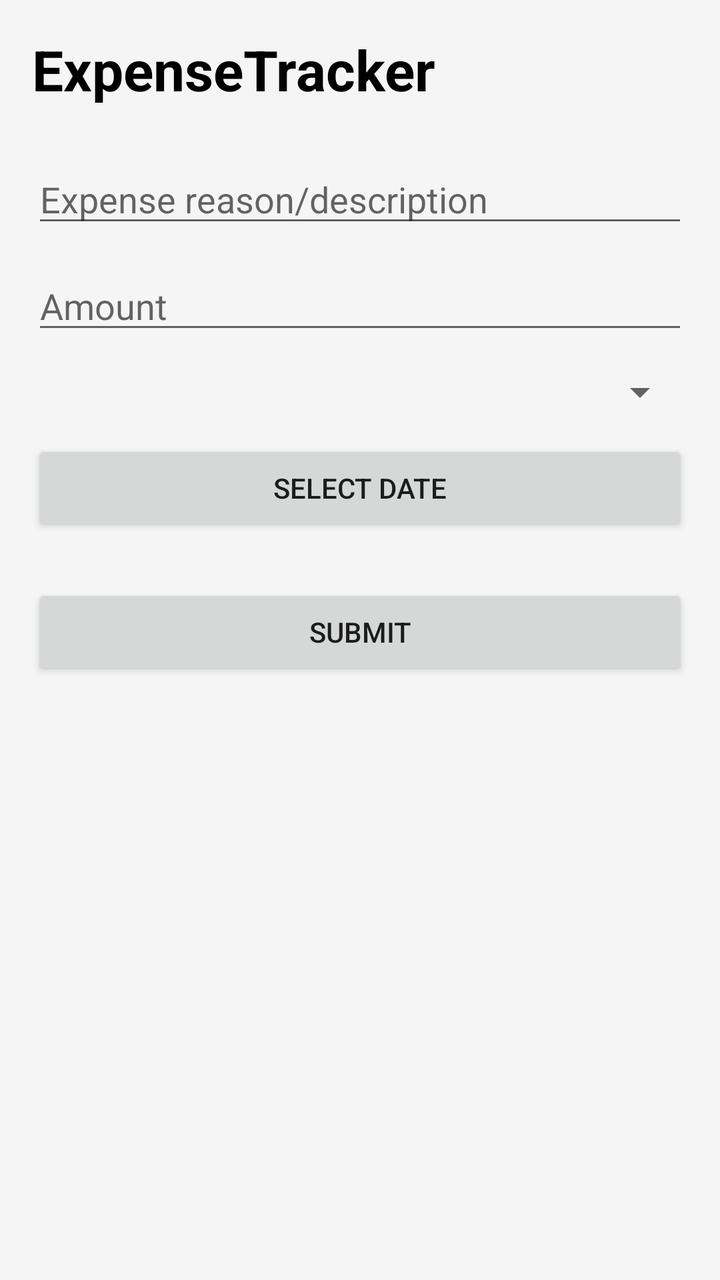
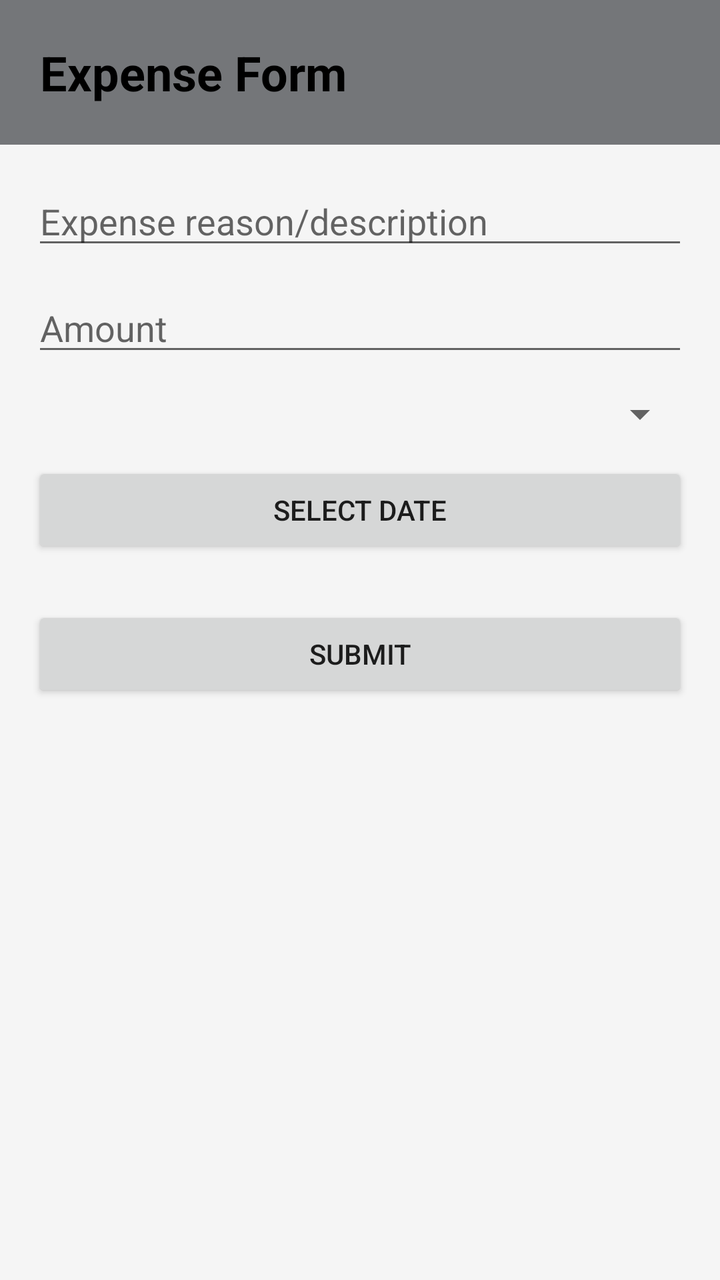

An Android layout rendered at two revisions. The XML below is the earlier revision; the diff shows what the commit changed to produce the second picture.
<!-- AndroidManifest.xml: application theme Theme.ExpenseTracker -->
<!-- res/layout/expense_form.xml -->
<?xml version="1.0" encoding="utf-8"?>
<layout xmlns:android="http://schemas.android.com/apk/res/android">

    <data>
        <variable
            name="expense"
            type="com.example.expensetracker.model.Expense" />
    </data>

    <LinearLayout
        android:layout_width="match_parent"
        android:layout_height="match_parent"
        android:orientation="vertical"
        android:padding="16dp"
        android:background="#F5F5F5">

        <TextView
            android:layout_width="match_parent"
            android:layout_height="wrap_content"
            android:text="@string/app_name"
            android:textColor="#000000"
            android:textSize="28sp"
            android:textStyle="bold"
            android:layout_marginBottom="24dp" />

        <EditText
            android:id="@+id/expenseReasonInput"
            android:layout_width="match_parent"
            android:layout_height="wrap_content"
            android:hint="Expense reason/description"
            android:inputType="text"
            android:text="@{expense.reason}"
            android:layout_marginBottom="12dp" />

        <EditText
            android:id="@+id/expenseAmountInput"
            android:layout_width="match_parent"
            android:layout_height="wrap_content"
            android:hint="Amount"
            android:inputType="numberDecimal"
            android:text="@{expense!=null? String.valueOf(expense.amount):null}"
            android:layout_marginBottom="12dp" />

        <Spinner
            android:id="@+id/expenseCategorySpinner"
            android:layout_width="match_parent"
            android:layout_height="wrap_content"
            android:layout_marginBottom="12dp" />

        <Button
            android:id="@+id/datePickerButton"
            android:layout_width="match_parent"
            android:layout_height="wrap_content"
            android:text="Select Date"
            android:layout_marginBottom="24dp" />

        <Button
            android:id="@+id/submitButton"
            android:layout_width="match_parent"
            android:layout_height="wrap_content"
            android:text="Submit" />

    </LinearLayout>

</layout>
<!-- resources referenced by this layout -->
<resources>
  <string name="app_name">ExpenseTracker</string>
  <style name="Theme.ExpenseTracker" parent="Theme.AppCompat.Light.NoActionBar" />
</resources>

<!-- the commit's change to res/layout/expense_form.xml (unified diff, before → after) -->
@@ -10,56 +10,69 @@
     <LinearLayout
         android:layout_width="match_parent"
         android:layout_height="match_parent"
-        android:orientation="vertical"
-        android:padding="16dp"
-        android:background="#F5F5F5">
-
+        android:background="#F5F5F5"
+        android:orientation="vertical">
         <TextView
+            android:id="@+id/toolbar"
             android:layout_width="match_parent"
             android:layout_height="wrap_content"
-            android:text="@string/app_name"
+            android:text="Expense Form"
+            android:textSize="24sp"
+            android:textStyle="bold"
             android:textColor="#000000"
-            android:textSize="28sp"
-            android:textStyle="bold"
-            android:layout_marginBottom="24dp" />
+            android:padding="20dp"
+            android:background="@color/material_dynamic_neutral50"/>
+        <androidx.core.widget.NestedScrollView
+            xmlns:android="http://schemas.android.com/apk/res/android"
+            android:layout_width="match_parent"
+            android:layout_height="match_parent"
+            android:fillViewport="true">
+            <LinearLayout
+                android:layout_width="match_parent"
+                android:layout_height="match_parent"
+                android:orientation="vertical"
+                android:padding="16dp"
+                android:background="#F5F5F5">
 
-        <EditText
-            android:id="@+id/expenseReasonInput"
-            android:layout_width="match_parent"
-            android:layout_height="wrap_content"
-            android:hint="Expense reason/description"
-            android:inputType="text"
-            android:text="@{expense.reason}"
-            android:layout_marginBottom="12dp" />
+                <EditText
+                    android:id="@+id/expenseReasonInput"
+                    android:layout_width="match_parent"
+                    android:layout_height="wrap_content"
+                    android:hint="Expense reason/description"
+                    android:inputType="text"
+                    android:text="@{expense.reason}"
+                    android:layout_marginBottom="12dp" />
 
-        <EditText
-            android:id="@+id/expenseAmountInput"
-            android:layout_width="match_parent"
-            android:layout_height="wrap_content"
-            android:hint="Amount"
-            android:inputType="numberDecimal"
-            android:text="@{expense!=null? String.valueOf(expense.amount):null}"
-            android:layout_marginBottom="12dp" />
+                <EditText
+                    android:id="@+id/expenseAmountInput"
+                    android:layout_width="match_parent"
+                    android:layout_height="wrap_content"
+                    android:hint="Amount"
+                    android:inputType="numberDecimal"
+                    android:text="@{expense!=null? String.valueOf(expense.amount):null}"
+                    android:layout_marginBottom="12dp" />
 
-        <Spinner
-            android:id="@+id/expenseCategorySpinner"
-            android:layout_width="match_parent"
-            android:layout_height="wrap_content"
-            android:layout_marginBottom="12dp" />
+                <Spinner
+                    android:id="@+id/expenseCategorySpinner"
+                    android:layout_width="match_parent"
+                    android:layout_height="wrap_content"
+                    android:layout_marginBottom="12dp" />
 
-        <Button
-            android:id="@+id/datePickerButton"
-            android:layout_width="match_parent"
-            android:layout_height="wrap_content"
-            android:text="Select Date"
-            android:layout_marginBottom="24dp" />
+                <Button
+                    android:id="@+id/datePickerButton"
+                    android:layout_width="match_parent"
+                    android:layout_height="wrap_content"
+                    android:text="Select Date"
+                    android:layout_marginBottom="24dp" />
 
-        <Button
-            android:id="@+id/submitButton"
-            android:layout_width="match_parent"
-            android:layout_height="wrap_content"
-            android:text="Submit" />
+                <Button
+                    android:id="@+id/submitButton"
+                    android:layout_width="match_parent"
+                    android:layout_height="wrap_content"
+                    android:text="Submit" />
+
+            </LinearLayout>
+        </androidx.core.widget.NestedScrollView>
 
     </LinearLayout>
-
 </layout>
<!-- resource entries referenced after the edit -->
@@ -1,6 +1,5 @@
 <!-- resources referenced by this layout -->
 <resources>
-  <string name="app_name">ExpenseTracker</string>
   <style name="Theme.ExpenseTracker" parent="Theme.AppCompat.Light.NoActionBar" />
 </resources>
 
